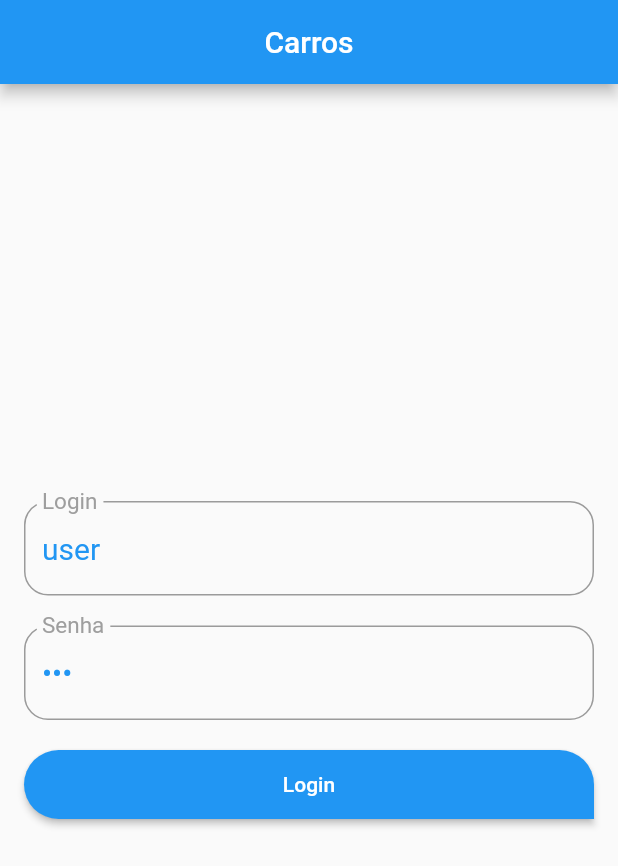
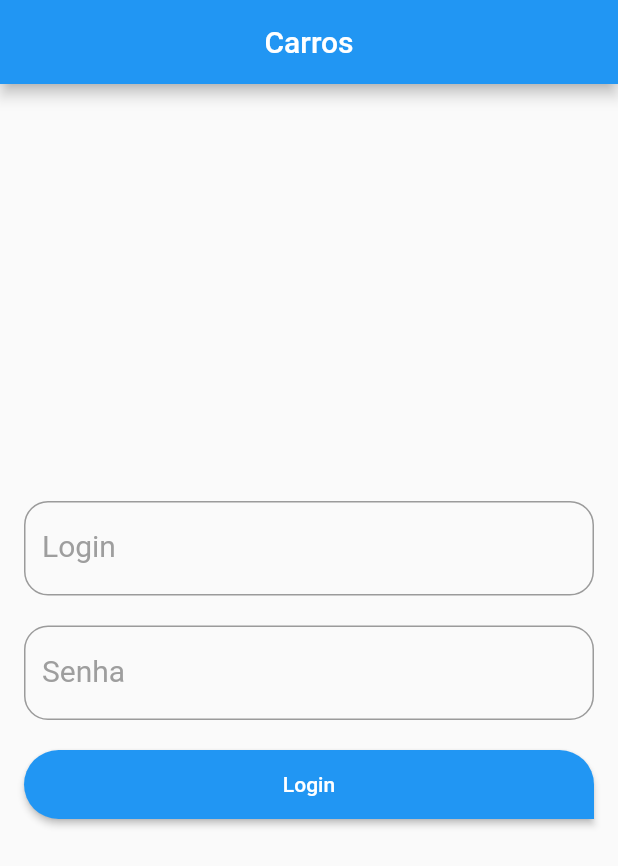
Before and after one commit to eliezerantonio/flutter_essencial, a Flutter app: the screen it shows after launch, on a phone screen of 412 x 824 dp. Shown: the top 866 px of the screen. Run offline on Flutter 3.47's test engine with Material 2 defaults, Android fonts, the phone set to English and light mode, and no system bars; our stand-ins replace fluttertoast, shared_preferences.

Commit message:
login automatioc

```diff
--- a/projecto_carros/lib/usuario/login_screen.dart
+++ b/projecto_carros/lib/usuario/login_screen.dart
@@ -16,14 +16,27 @@ class LoginScreen extends StatefulWidget {
 }
 
 class _LoginScreenState extends State<LoginScreen> {
-  final _controllerLogin = TextEditingController( text: "user");
+  final _controllerLogin = TextEditingController();
 
-  final _controllerSenha = TextEditingController(text: "123");
+  final _controllerSenha = TextEditingController();
 
   final _formKey = GlobalKey<FormState>();
 
   final _focusSenha = FocusNode();
   bool _showProgress = false;
+
+  @override
+  void initState() {
+    super.initState();
+
+    Future<Usuario> future = Usuario.get();
+
+    future.then((usuario) {
+      if (usuario != null) {
+        push(context, HomeScreen(), replace: true);
+      }
+    });
+  }
 
   @override
   Widget build(BuildContext context) {
--- a/projecto_carros/lib/usuario/usuario.dart
+++ b/projecto_carros/lib/usuario/usuario.dart
@@ -50,8 +50,15 @@ class Usuario {
     Prefs.setString("user_prefs", json);
   }
 
+  static clear() {
+    Prefs.setString("user_prefs", "json");
+  }
+
   static Future<Usuario> get() async {
     String json = await Prefs.getString("user_prefs");
+    if (json.isEmpty) {
+      return null;
+    }
     Map map = convert.json.decode(json);
 
     Usuario user = Usuario.fromJson(map);
--- a/projecto_carros/lib/widgets/drawer_list.dart
+++ b/projecto_carros/lib/widgets/drawer_list.dart
@@ -63,6 +63,7 @@ class DrawerList extends StatelessWidget {
   }
 
   _onClickLogout(BuildContext context) {
+    Usuario.clear();
     Navigator.pop(context);
     push(context, LoginScreen(), replace: true);
   }
```
